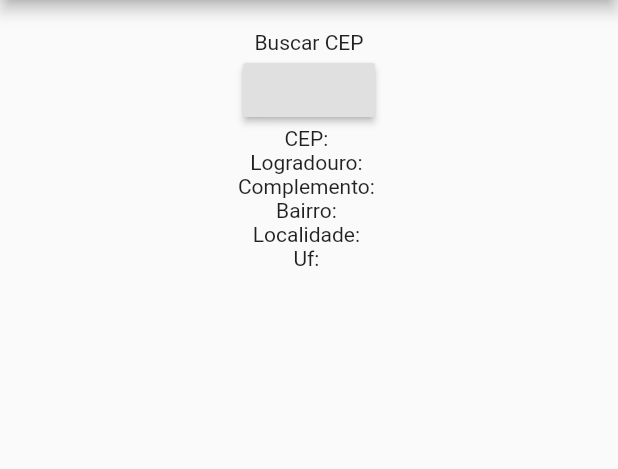
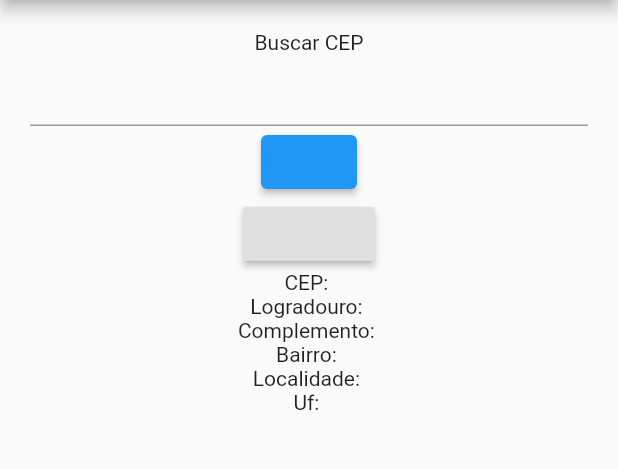
Before and after one commit to ThaysMrtns/App_busca_CEP, a Flutter app: the screen it shows after launch, on a phone screen of 412 x 824 dp, the part 84-553 px from its top. Run offline on Flutter 3.47's test engine with Material 2 defaults, Android fonts, the phone set to English and light mode, and no system bars.

```diff
--- a/lib/main.dart
+++ b/lib/main.dart
@@ -1,11 +1,10 @@
-
 import 'dart:convert' as convert;
 
 import 'package:flutter/material.dart';
 import 'package:flutter/widgets.dart';
 import 'package:http/http.dart' as http;
 
-void main(){
+void main() {
   runApp(MaterialApp(
     home: App(),
     debugShowCheckedModeBanner: false,
@@ -17,13 +16,15 @@ class App extends StatefulWidget {
   _AppState createState() => _AppState();
 }
 
-class _AppState extends State<App>{
+class _AppState extends State<App> {
   var cep = "";
   var complemento = "";
   var logradouro = "";
   var bairro = "";
   var localidade = "";
-  var uf ="";
+  var uf = "";
+
+  final _formKey = GlobalKey<FormState>();
 
   @override
   Widget build(BuildContext context) {
@@ -31,23 +32,38 @@ class _AppState extends State<App>{
         appBar: AppBar(
           title: const Text(
             "Busca CEP",
-          style: TextStyle(
-            fontSize: 20,
-            color: Colors.black
-          ),
+            style: TextStyle(fontSize: 20, color: Colors.black),
           ),
           backgroundColor: Colors.white,
         ),
-      body:
-      Padding(
+        body: Padding(
           padding: EdgeInsets.all(20),
-        child:
-          Center(
-            child:
-              Column(
+          child: Center(
+            child: Column(
               children: [
                 Text("Buscar CEP"),
-                  RaisedButton(onPressed: (){
+                Form(
+                  key: _formKey,
+                  child: Column(
+                    children: <Widget>[
+                      TextFormField(
+                        validator: (value) {
+                          if (value.isEmpty) {
+                            return 'Informe o valor';
+                          }
+                        },
+                      ),
+                      ElevatedButton(
+                          onPressed: () {
+                            if (_formKey.currentState.validate()) {
+                              print(value);
+                            }
+                          },
+                          child: null)
+                    ],
+                  ),
+                ),
+                RaisedButton(onPressed: () {
                   req();
                 }),
                 Text("CEP: $cep"),
@@ -59,11 +75,11 @@ class _AppState extends State<App>{
               ],
             ),
           ),
-      )
-    );
+        ));
+  }
 
-  }
-  void muda(cepCep, cepLogradouro, cepComplemento, cepBairro, cepLocalidade, cepUf){
+  void muda(
+      cepCep, cepLogradouro, cepComplemento, cepBairro, cepLocalidade, cepUf) {
     //Mudando o estado dos variaveis
     setState(() {
       cep = cepCep;
@@ -75,10 +91,10 @@ class _AppState extends State<App>{
     });
   }
 
-  void req() async{
+  void req() async {
     var url = "https://viacep.com.br/ws/01001000/json/";
     var response = await http.get(url);
-    if(response.statusCode == 200){
+    if (response.statusCode == 200) {
       /*
         Os dados devem ser convertidos para json afim de poderem ser acessados
       */
@@ -91,9 +107,11 @@ class _AppState extends State<App>{
       var cepBairro = jsonResponse["bairro"];
       var cepLocalidade = jsonResponse["localidade"];
       var cepUf = jsonResponse["uf"];
-      print("Dados: $cepCep, $cepLogradouro, $cepComplemento, $cepBairro, $cepLocalidade, $cepUf");
+      print(
+          "Dados: $cepCep, $cepLogradouro, $cepComplemento, $cepBairro, $cepLocalidade, $cepUf");
 
-      muda(cepCep, cepLogradouro, cepComplemento, cepBairro, cepLocalidade, cepUf);
+      muda(cepCep, cepLogradouro, cepComplemento, cepBairro, cepLocalidade,
+          cepUf);
     } else {
       print("Request failed with status: ${response.statusCode}.");
     }
```
Lines whose indentation alone changed are shown as unchanged.
